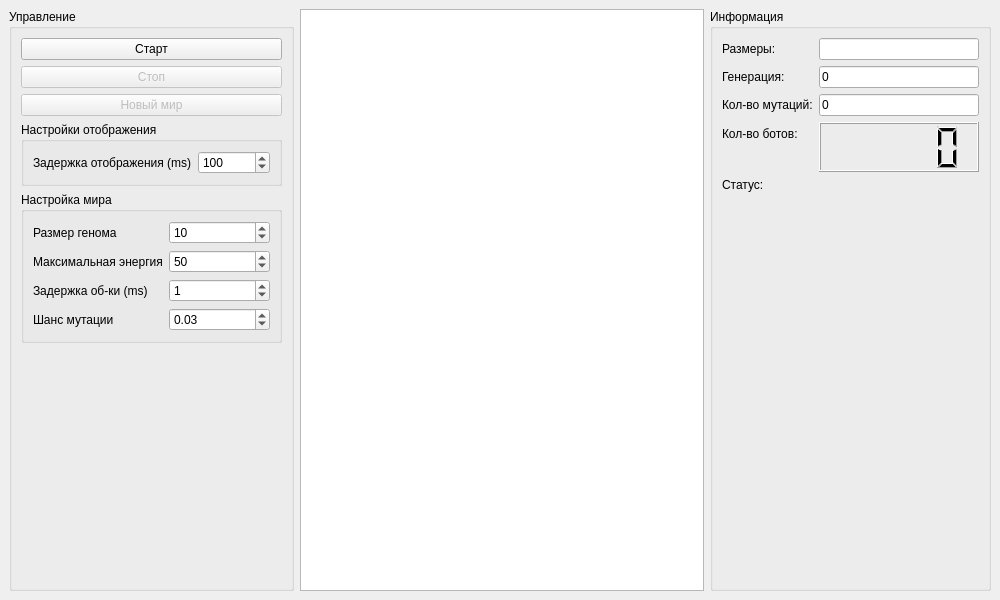
This is mainwindow.ui in TomasGlgg/QGenetic as Qt 5 draws it before an edit. The edited form follows.
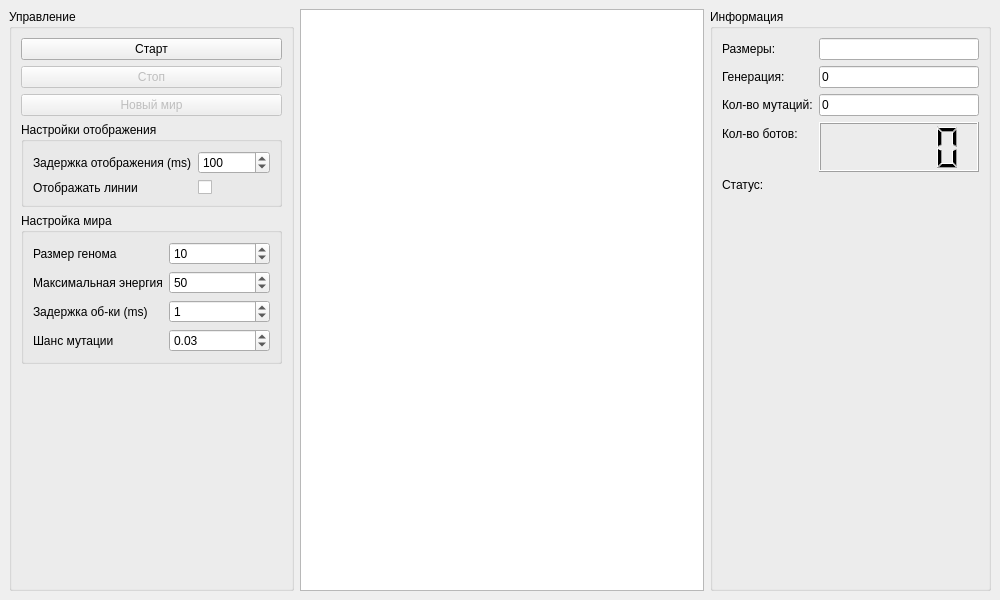
This is the edited form. Custom widgets are drawn as their Qt base class.

Diff of the .ui file:
```diff
--- a/mainwindow.ui
+++ b/mainwindow.ui
@@ -101,6 +101,20 @@
             </property>
            </widget>
           </item>
+          <item row="1" column="0">
+           <widget class="QLabel" name="label_11">
+            <property name="text">
+             <string>Отображать линии</string>
+            </property>
+           </widget>
+          </item>
+          <item row="1" column="1">
+           <widget class="QCheckBox" name="draw_lines">
+            <property name="text">
+             <string/>
+            </property>
+           </widget>
+          </item>
          </layout>
         </widget>
        </item>
```
